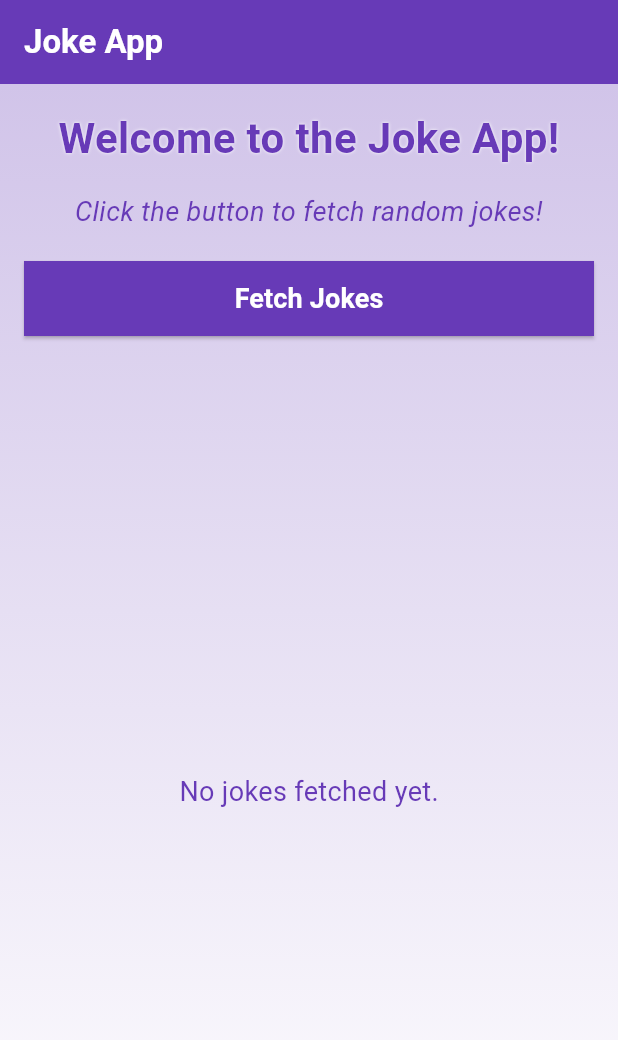
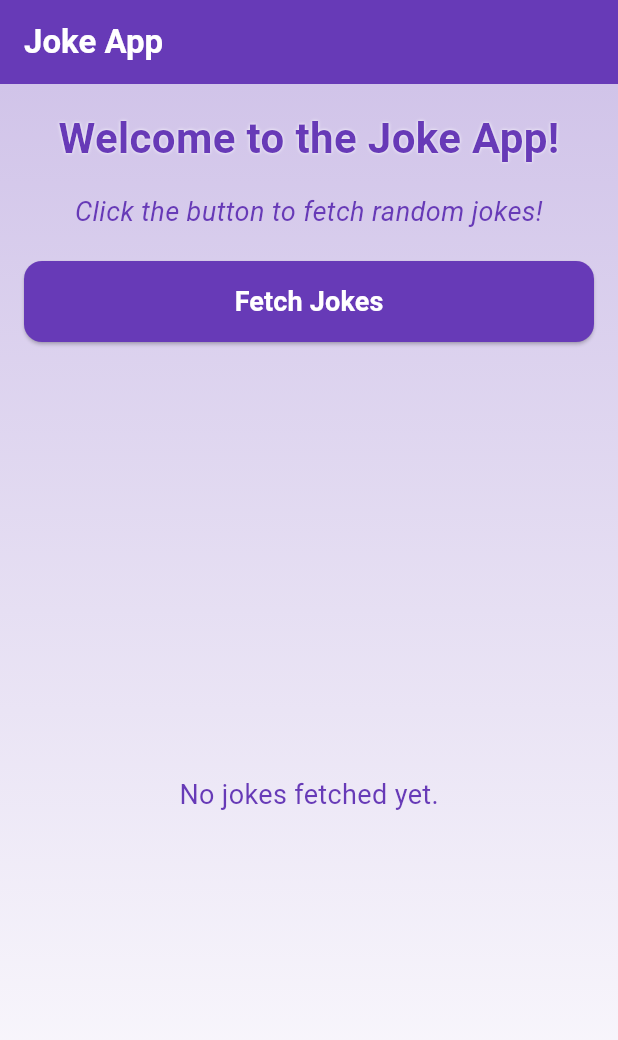
Before and after one commit to WAJAMASARA/JokeApp, a Flutter app: the screen it shows after launch, on a phone screen of 412 x 824 dp. Shown: the top 1040 px of the screen. Run offline on Flutter 3.47's test engine with Material 3 defaults, Android fonts, the phone set to English and light mode, and no system bars; our stand-ins replace dio.

Commit message:
Make to fetch the jokes in the UI Signed-off-by: W A J AMASARA <125728677+WAJAMASARA@users.noreply.github.com>

```diff
--- a/jokeapp/lib/main.dart
+++ b/jokeapp/lib/main.dart
@@ -1,9 +1,9 @@
 import 'package:flutter/material.dart';
 import 'joke_service.dart';
-import 'dart:convert';
 
 void main() => runApp(const MyApp());
 
+/// Entry point of the app, wraps the JokeListPage in a MaterialApp.
 class MyApp extends StatelessWidget {
   const MyApp({super.key});
 
@@ -11,12 +11,13 @@ class MyApp extends StatelessWidget {
   Widget build(BuildContext context) {
     return MaterialApp(
       title: 'Joke App',
-      theme: ThemeData(primarySwatch: Colors.blue),
+      theme: ThemeData(primarySwatch: Colors.deepPurple), // Updated color scheme
       home: const JokeListPage(),
     );
   }
 }
 
+/// Main page of the app to display and fetch jokes.
 class JokeListPage extends StatefulWidget {
   const JokeListPage({super.key});
 
@@ -25,17 +26,21 @@ class JokeListPage extends StatefulWidget {
 }
 
 class _JokeListPageState extends State<JokeListPage> {
-  final JokeService _jokeService = JokeService();
-  List<Map<String, dynamic>> _jokesRaw = [];
-  bool _isLoading = false;
+  final JokeService _jokeService = JokeService(); // Handles joke fetching logic
+  List<Map<String, dynamic>> _jokesRaw = []; // List to store fetched jokes
+  bool _isLoading = false; // Loading indicator
 
+  /// Fetches jokes from the service and updates the UI.
   Future<void> _fetchJokes() async {
     setState(() => _isLoading = true);
     try {
       _jokesRaw = await _jokeService.fetchJokesRaw();
+    } catch (e) {
+      ScaffoldMessenger.of(context).showSnackBar(
+        SnackBar(content: Text('Failed to fetch jokes: $e')),
+      );
+    } finally {
       setState(() => _isLoading = false);
-    } catch (e) {
-      throw Exception(e);
     }
   }
 
@@ -47,35 +52,37 @@ class _JokeListPageState extends State<JokeListPage> {
           'Joke App',
           style: TextStyle(
             fontWeight: FontWeight.bold,
-              color: Colors.white
+            color: Colors.white,
           ),
         ),
-        backgroundColor: Colors.deepPurple,
+        backgroundColor: Colors.deepPurple, // Unified color scheme
       ),
       body: Container(
         decoration: BoxDecoration(
           gradient: LinearGradient(
             begin: Alignment.topCenter,
             end: Alignment.bottomCenter,
-              colors: [Colors.deepPurple.shade100, Colors.white],
-            )
+            colors: [Colors.deepPurple.shade100, Colors.white], // Smooth gradient
+          ),
         ),
         child: Padding(
           padding: const EdgeInsets.all(16.0),
           child: Column(
             crossAxisAlignment: CrossAxisAlignment.stretch,
             children: [
+              // Welcome Text
               const Text(
                 'Welcome to the Joke App!',
                 style: TextStyle(
                   fontSize: 28,
                   fontWeight: FontWeight.bold,
                   color: Colors.deepPurple,
-                    shadows: [Shadow(color: Colors.white, blurRadius: 2)]
+                  shadows: [Shadow(color: Colors.white, blurRadius: 2)],
                 ),
                 textAlign: TextAlign.center,
               ),
               const SizedBox(height: 16),
+              // Instructions Text
               const Text(
                 'Click the button to fetch random jokes!',
                 style: TextStyle(
@@ -87,13 +94,15 @@ class _JokeListPageState extends State<JokeListPage> {
                 textAlign: TextAlign.center,
               ),
               const SizedBox(height: 20),
+              // Fetch Jokes Button
               ElevatedButton(
-                  onPressed: () {_fetchJokes();},
-                  style: const ButtonStyle(
-                      backgroundColor: WidgetStatePropertyAll<Color>(Colors.deepPurple),
-                      minimumSize: WidgetStatePropertyAll<Size>(Size(0, 50)),
-                      shape: WidgetStatePropertyAll(LinearBorder.none),
-                      enableFeedback: true
+                onPressed: _fetchJokes,
+                style: ElevatedButton.styleFrom(
+                  backgroundColor: Colors.deepPurple,
+                  padding: const EdgeInsets.symmetric(vertical: 14),
+                  shape: RoundedRectangleBorder(
+                    borderRadius: BorderRadius.circular(12),
+                  ),
                 ),
                 child: const Text(
                   'Fetch Jokes',
@@ -102,13 +111,15 @@ class _JokeListPageState extends State<JokeListPage> {
                     fontWeight: FontWeight.bold,
                     color: Colors.white,
                   ),
-                  )),
+                ),
+              ),
               const SizedBox(height: 24),
+              // Joke List or Loading Indicator
               Expanded(
-                child: _isLoading ?
-                const Center(child: CircularProgressIndicator())
+                child: _isLoading
+                    ? const Center(child: CircularProgressIndicator())
                     : _buildJokeList(),
-              )
+              ),
             ],
           ),
         ),
@@ -116,7 +127,7 @@ class _JokeListPageState extends State<JokeListPage> {
     );
   }
 
-
+  /// Builds a list of jokes to display.
   Widget _buildJokeList() {
     if (_jokesRaw.isEmpty) {
       return const Center(
@@ -126,20 +137,30 @@ class _JokeListPageState extends State<JokeListPage> {
         ),
       );
     }
+
     return ListView.builder(
       itemCount: _jokesRaw.length,
       itemBuilder: (context, index) {
-        final jokeJson = _jokesRaw[index];
+        final joke = _jokesRaw[index];
+
+        // Render joke based on its type.
+        final isTwoPart = joke['type'] == 'twopart';
+        final jokeText = isTwoPart
+            ? '${joke['setup']}\n\n${joke['delivery']}' // Two-part joke
+            : joke['joke']; // Single-line joke
+
         return Card(
           margin: const EdgeInsets.only(bottom: 16),
           elevation: 4,
-          shape: RoundedRectangleBorder(borderRadius: BorderRadius.circular(12)),
+          shape: RoundedRectangleBorder(
+            borderRadius: BorderRadius.circular(12),
+          ),
           child: Padding(
             padding: const EdgeInsets.all(16.0),
             child: Text(
-                jsonEncode(jokeJson),
-                style: const TextStyle(fontSize: 14),
-              )
+              jokeText,
+              style: const TextStyle(fontSize: 16, color: Colors.black87),
+            ),
           ),
         );
       },
```
Lines whose indentation alone changed are shown as unchanged.
